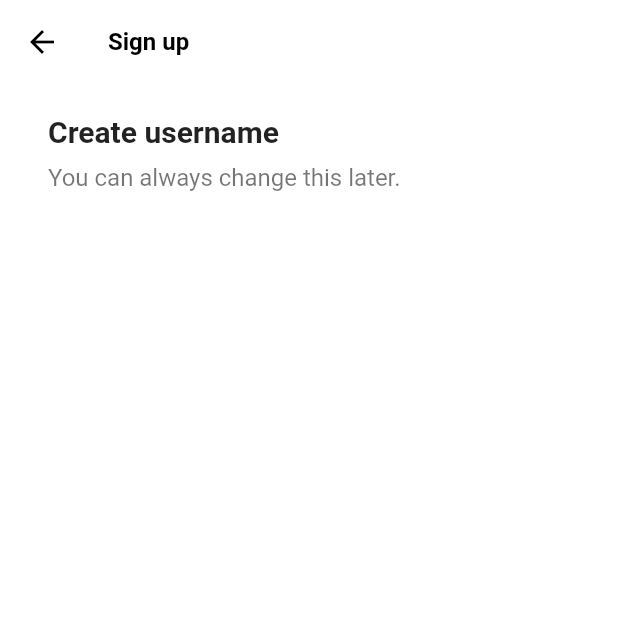
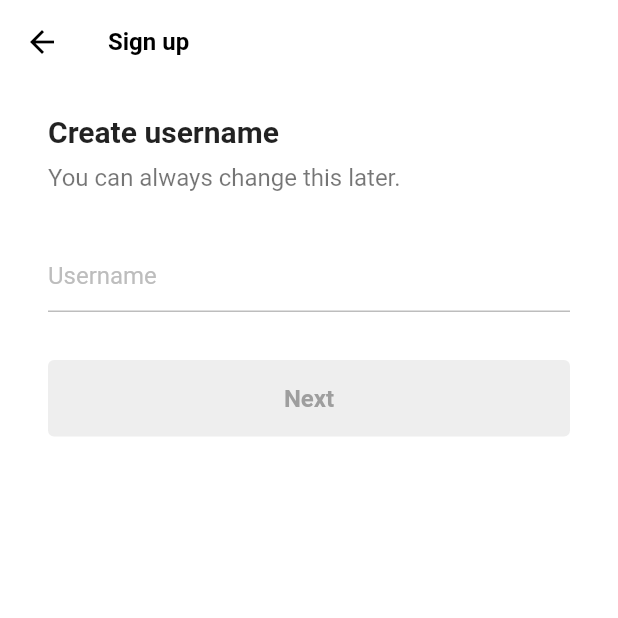
Before and after one commit to GwangjoGong/tiktok-clone, a Flutter app: the screen it shows after launch, after a tap on "Use email & password", on a phone screen of 412 x 824 dp, the top half of it. Run offline on Flutter 3.47's test engine with Material 2 defaults, Android fonts, the phone set to English and light mode, and no system bars; our stand-ins replace font_awesome_flutter.

Commit message:
#4.4 Username Screen

```diff
--- a/lib/features/authentication/sign_up_screen.dart
+++ b/lib/features/authentication/sign_up_screen.dart
@@ -2,8 +2,8 @@ import 'package:flutter/material.dart';
 import 'package:font_awesome_flutter/font_awesome_flutter.dart';
 import 'package:tiktok_clone/constants/gaps.dart';
 import 'package:tiktok_clone/constants/sizes.dart';
-import 'package:tiktok_clone/features/authentication/email_screen.dart';
 import 'package:tiktok_clone/features/authentication/login_screen.dart';
+import 'package:tiktok_clone/features/authentication/username_screen.dart';
 import 'package:tiktok_clone/features/authentication/widgets/auth_button.dart';
 
 class SignUpScreen extends StatelessWidget {
@@ -17,7 +17,7 @@ class SignUpScreen extends StatelessWidget {
 
   void _onEmailTap(BuildContext context) {
     Navigator.of(context).push(MaterialPageRoute(
-      builder: (context) => const EmailScreen(),
+      builder: (context) => const UsernameScreen(),
     ));
   }
 
--- a/lib/features/authentication/username_screen.dart
+++ b/lib/features/authentication/username_screen.dart
@@ -0,0 +1,111 @@
+import 'package:flutter/material.dart';
+import 'package:tiktok_clone/constants/gaps.dart';
+import 'package:tiktok_clone/constants/sizes.dart';
+
+class UsernameScreen extends StatefulWidget {
+  const UsernameScreen({super.key});
+
+  @override
+  State<UsernameScreen> createState() => _UsernameScreenState();
+}
+
+class _UsernameScreenState extends State<UsernameScreen> {
+  final TextEditingController _usernameController = TextEditingController();
+
+  String _username = "";
+
+  @override
+  void initState() {
+    super.initState();
+
+    _usernameController.addListener(() {
+      setState(() {
+        _username = _usernameController.text;
+      });
+    });
+  }
+
+  @override
+  Widget build(BuildContext context) {
+    return Scaffold(
+      appBar: AppBar(
+        title: const Text(
+          'Sign up',
+        ),
+      ),
+      body: Padding(
+        padding: const EdgeInsets.symmetric(
+          horizontal: Sizes.size32,
+        ),
+        child: Column(
+          crossAxisAlignment: CrossAxisAlignment.start,
+          children: [
+            Gaps.v20,
+            const Text(
+              "Create username",
+              style: TextStyle(
+                fontSize: Sizes.size20,
+                fontWeight: FontWeight.w700,
+              ),
+            ),
+            Gaps.v10,
+            const Text(
+              "You can always change this later.",
+              style: TextStyle(
+                fontSize: Sizes.size16,
+                color: Colors.black54,
+              ),
+            ),
+            Gaps.v32,
+            TextField(
+              controller: _usernameController,
+              decoration: InputDecoration(
+                hintText: "Username",
+                hintStyle: TextStyle(color: Colors.grey.shade400),
+                enabledBorder: UnderlineInputBorder(
+                  borderSide: BorderSide(
+                    color: Colors.grey.shade400,
+                  ),
+                ),
+                focusedBorder: UnderlineInputBorder(
+                  borderSide: BorderSide(
+                    color: Colors.grey.shade400,
+                  ),
+                ),
+              ),
+              cursorColor: Theme.of(context).primaryColor,
+            ),
+            Gaps.v32,
+            FractionallySizedBox(
+              widthFactor: 1,
+              child: AnimatedContainer(
+                curve: Curves.easeInOut,
+                duration: const Duration(milliseconds: 200),
+                padding: const EdgeInsets.symmetric(
+                  vertical: Sizes.size16,
+                ),
+                decoration: BoxDecoration(
+                  color: _username.isEmpty
+                      ? Colors.grey.shade200
+                      : Theme.of(context).primaryColor,
+                  borderRadius:
+                      const BorderRadius.all(Radius.circular(Sizes.size4)),
+                ),
+                child: Text(
+                  "Next",
+                  style: TextStyle(
+                    color:
+                        _username.isEmpty ? Colors.grey.shade500 : Colors.white,
+                    fontSize: Sizes.size16,
+                    fontWeight: FontWeight.w600,
+                  ),
+                  textAlign: TextAlign.center,
+                ),
+              ),
+            ),
+          ],
+        ),
+      ),
+    );
+  }
+}
```
